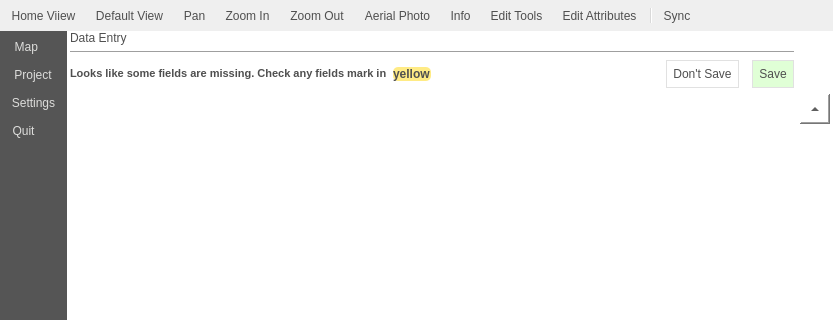
The window that src/qmap/ui_mainwindow.ui (roam-qgis/Roam) describes before a commit, drawn with Qt 5; both pictures show x 0 to 833 and y 0 to 320 of the 833 by 679 pixel window.
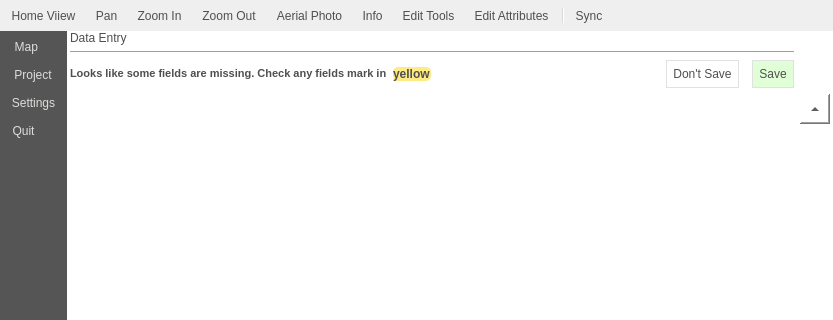
The same window after the commit. Icons and pictures are not drawn. Custom widgets are drawn as their Qt base class.

Commit message: Show GPS button in toolbar. Add option to show icon with text or not. Text by default.

What changed in the file:
```diff
--- a/src/qmap/ui_mainwindow.ui
+++ b/src/qmap/ui_mainwindow.ui
@@ -563,7 +563,7 @@
     </size>
    </property>
    <property name="toolButtonStyle">
-    <enum>Qt::ToolButtonIconOnly</enum>
+    <enum>Qt::ToolButtonTextUnderIcon</enum>
    </property>
    <property name="floatable">
     <bool>false</bool>
@@ -575,7 +575,6 @@
     <bool>false</bool>
    </attribute>
    <addaction name="actionHome"/>
-   <addaction name="actionDefault"/>
    <addaction name="actionPan"/>
    <addaction name="actionZoom_In"/>
    <addaction name="actionZoom_Out"/>
@@ -655,15 +654,6 @@
     <string>Home Viiew</string>
    </property>
   </action>
-  <action name="actionDefault">
-   <property name="icon">
-    <iconset resource="resources.qrc">
-     <normaloff>:/icons/zoomfull</normaloff>:/icons/zoomfull</iconset>
-   </property>
-   <property name="text">
-    <string>Default View</string>
-   </property>
-  </action>
   <action name="actionPan">
    <property name="checkable">
     <bool>true</bool>
```
Left out of the diff: 2 changed lines with no effect on the pictures. The commit also changes 3 other files.
